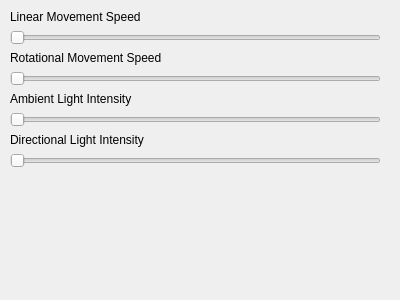
Before: the Qt Designer form Gui/Resources/preferences/XRPreferences.ui in kwahoo2/freecad-xr-workbench, drawn with Qt 5.
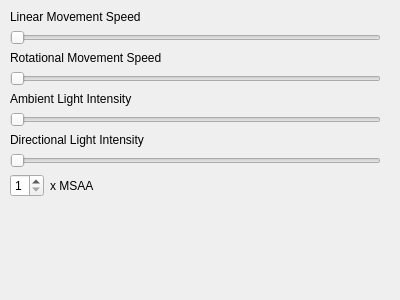
After: the same form once the commit is applied.

Commit message: MSAA implementation

What changed in the file:
```diff
--- a/Gui/Resources/preferences/XRPreferences.ui
+++ b/Gui/Resources/preferences/XRPreferences.ui
@@ -79,6 +79,23 @@
       </property>
      </widget>
     </item>
+    <item row="8" column="0">
+     <widget class="QSpinBox" name="msaaSpinBox">
+      <property name="minimum">
+       <number>1</number>
+      </property>
+      <property name="maximum">
+       <number>8</number>
+      </property>
+     </widget>
+    </item>
+    <item row="8" column="1">
+     <widget class="QLabel" name="label_5">
+      <property name="text">
+       <string>x MSAA</string>
+      </property>
+     </widget>
+    </item>
    </layout>
   </widget>
  </widget>
```
The commit also changes 3 other files.
